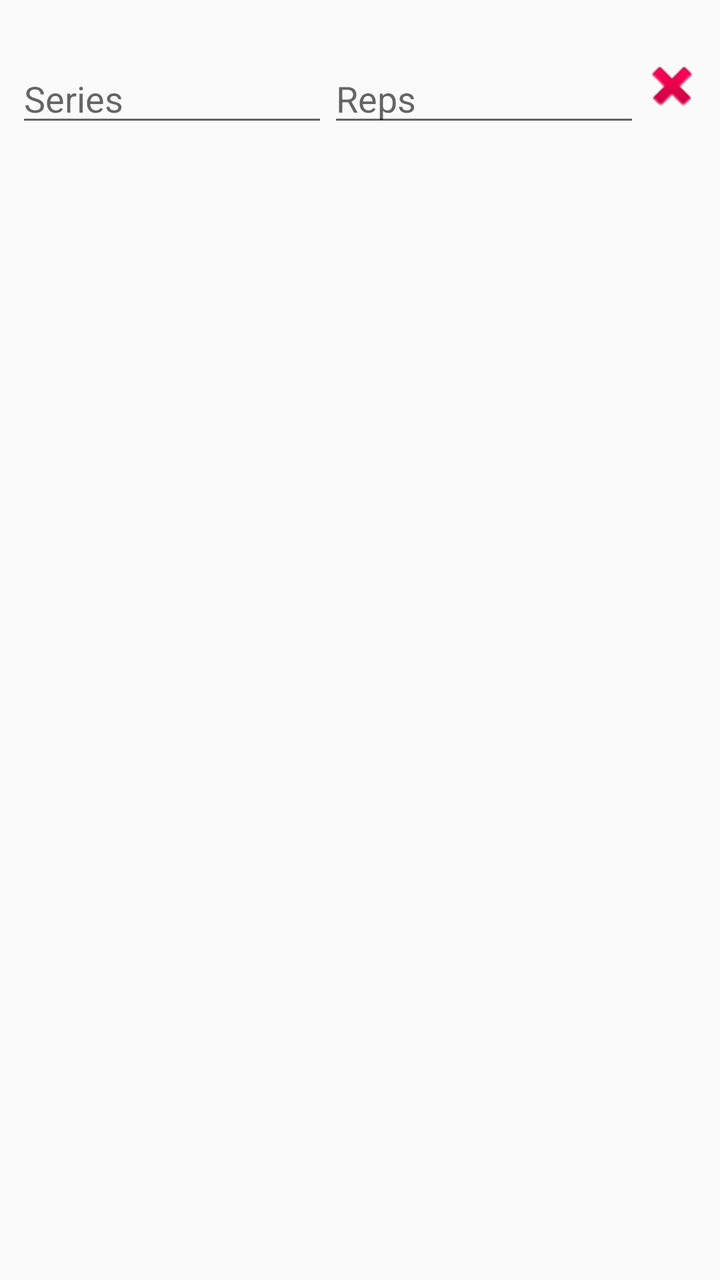
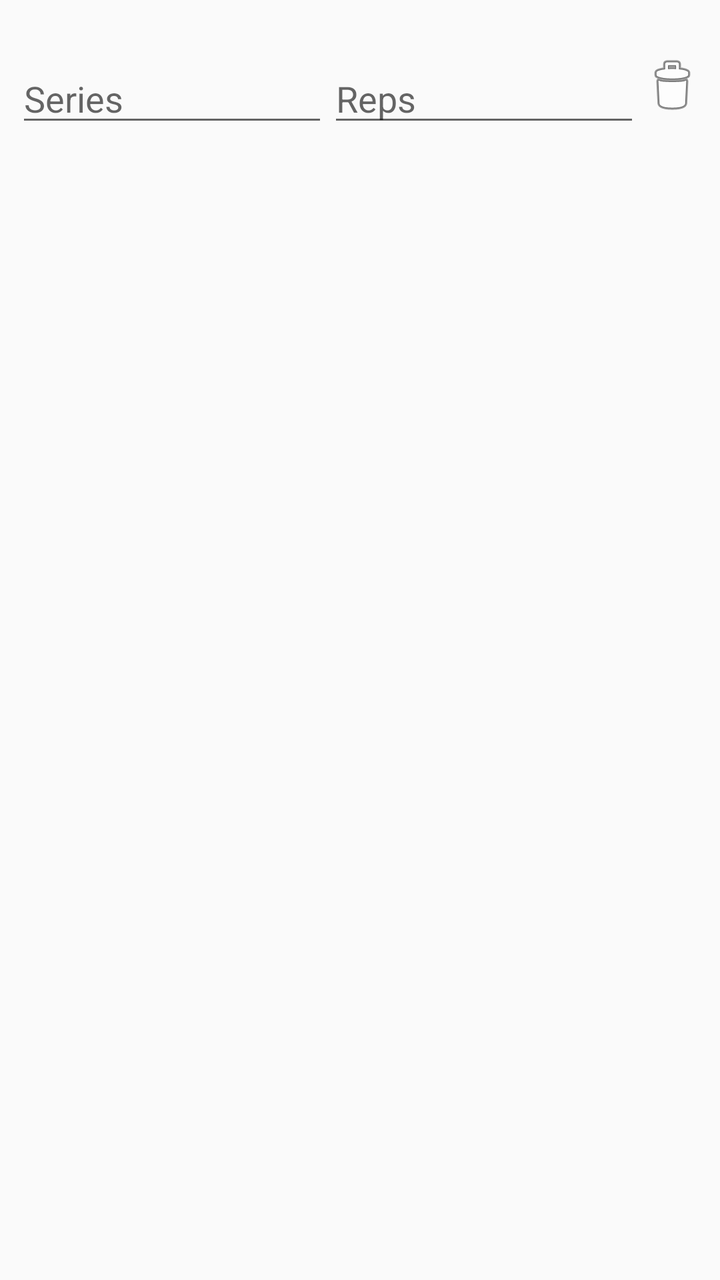

The first picture is an Android layout as it rendered before a commit; the second is the same layout after the commit. The layout source and the unified diff follow.
<!-- AndroidManifest.xml: application theme Theme.AppCompat.Light.NoActionBar -->
<!-- res/layout/item_ejercicio_sesion.xml -->
<LinearLayout xmlns:android="http://schemas.android.com/apk/res/android"
    android:orientation="vertical"
    android:padding="8dp"
    android:layout_width="match_parent"
    android:layout_height="wrap_content">

    <TextView
        android:id="@+id/tvExerciseId"
        android:textStyle="bold"
        android:layout_width="wrap_content"
        android:layout_height="wrap_content"/>

    <LinearLayout
        android:orientation="horizontal"
        android:layout_width="match_parent"
        android:layout_height="wrap_content">

        <EditText
            android:id="@+id/etSeries"
            android:hint="Series"
            android:inputType="number"
            android:layout_weight="1"
            android:layout_width="0dp"
            android:layout_height="wrap_content"/>

        <EditText
            android:id="@+id/etReps"
            android:hint="Reps"
            android:inputType="number"
            android:layout_weight="1"
            android:layout_width="0dp"
            android:layout_height="wrap_content"/>

        <ImageButton
            android:id="@+id/btnRemoveExercise"
            android:src="@android:drawable/ic_delete"
            android:background="?attr/selectableItemBackgroundBorderless"
            android:layout_width="wrap_content"
            android:layout_height="wrap_content"/>
    </LinearLayout>

</LinearLayout>
<!-- resources referenced by this layout -->
<resources>

</resources>

<!-- the commit's change to res/layout/item_ejercicio_sesion.xml (unified diff, before → after) -->
@@ -33,8 +33,8 @@
 
         <ImageButton
             android:id="@+id/btnRemoveExercise"
-            android:src="@android:drawable/ic_delete"
-            android:background="?attr/selectableItemBackgroundBorderless"
+            android:src="@android:drawable/ic_menu_delete"
+            android:background="@null"
             android:layout_width="wrap_content"
             android:layout_height="wrap_content"/>
     </LinearLayout>
